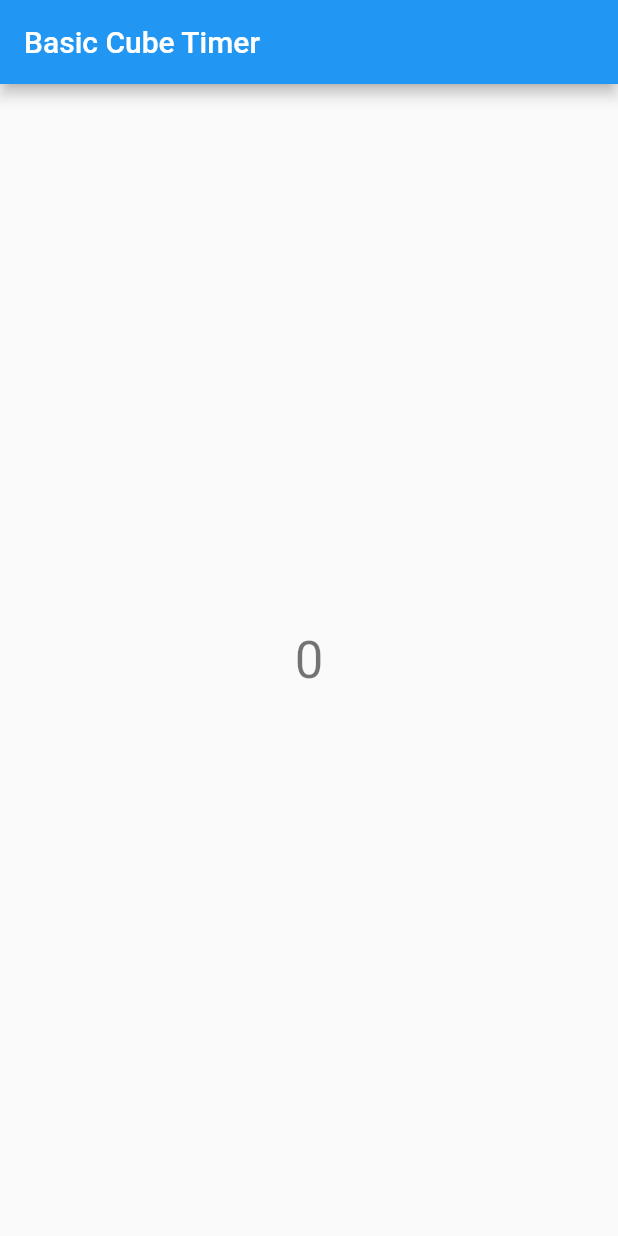
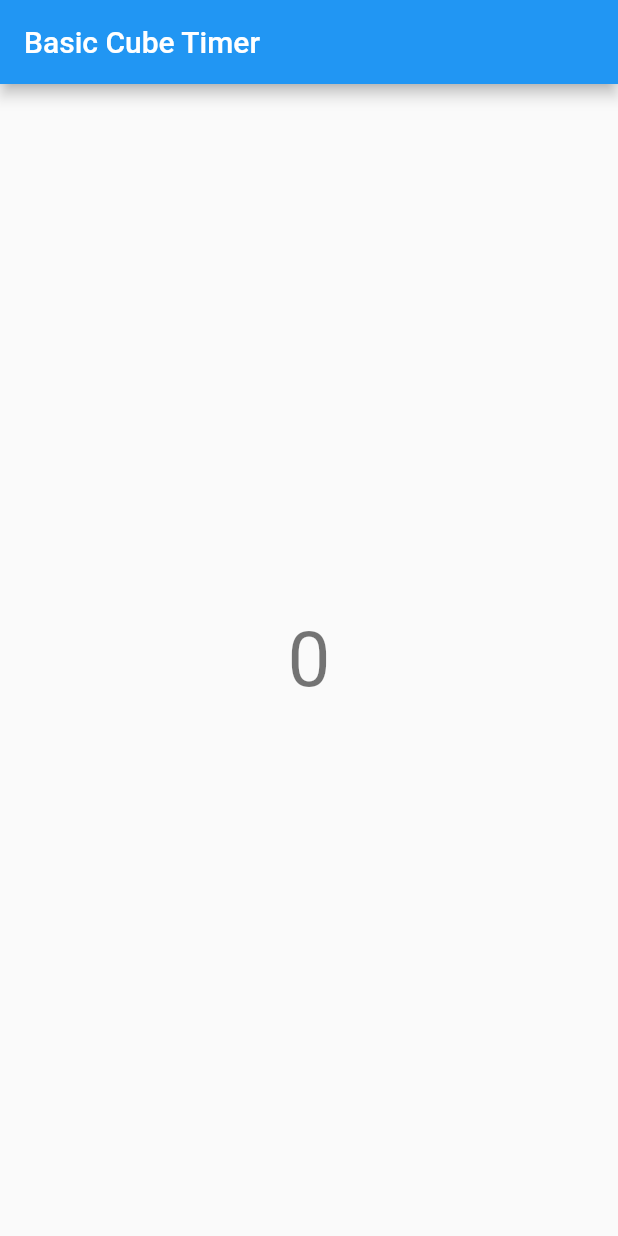
Before and after one commit to adindotdev/BasicCubeTimer, a Flutter app: the screen it shows after launch, on a phone screen of 412 x 824 dp. Run offline on Flutter 3.47's test engine with Material 2 defaults, Android fonts, the phone set to English and light mode, and no system bars.

Commit message:
Increase font size

```diff
--- a/lib/main.dart
+++ b/lib/main.dart
@@ -93,7 +93,11 @@ class _BasicCubeTimerState extends State<BasicCubeTimerHome> {
             children: <Widget>[
               new Text(
                 '$_counter',
-                style: Theme.of(context).textTheme.display1,
+                style: Theme
+                    .of(context)
+                    .textTheme
+                    .display1
+                    .apply(fontSizeFactor: 1.5),
               ),
             ],
           ),
```
